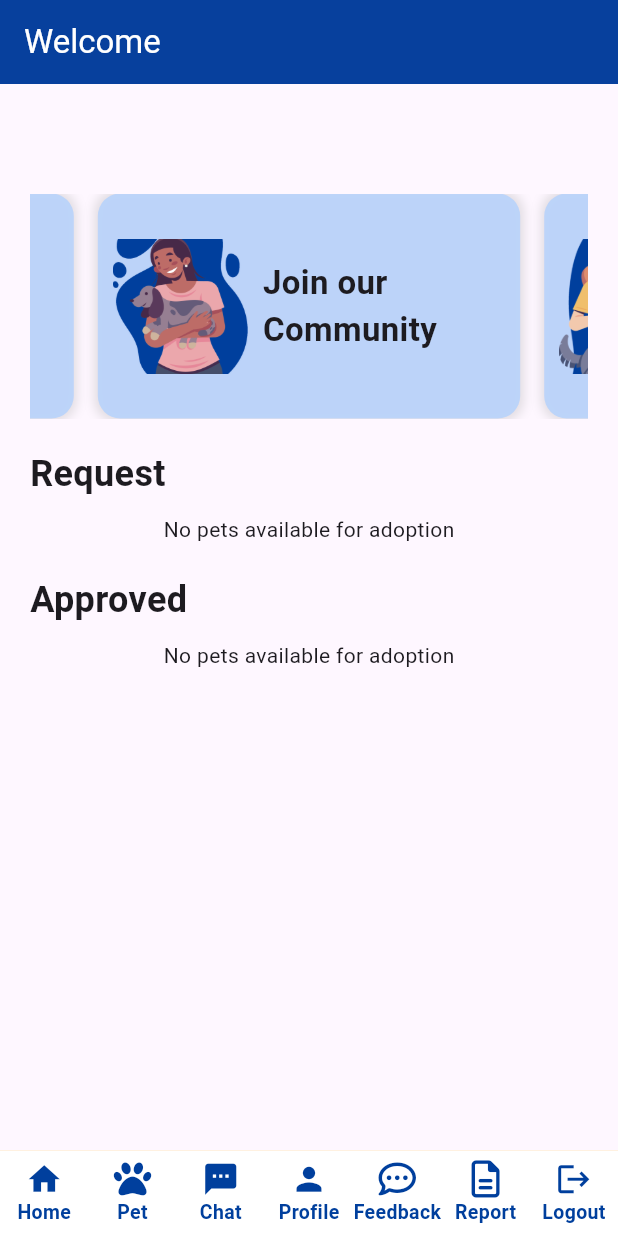
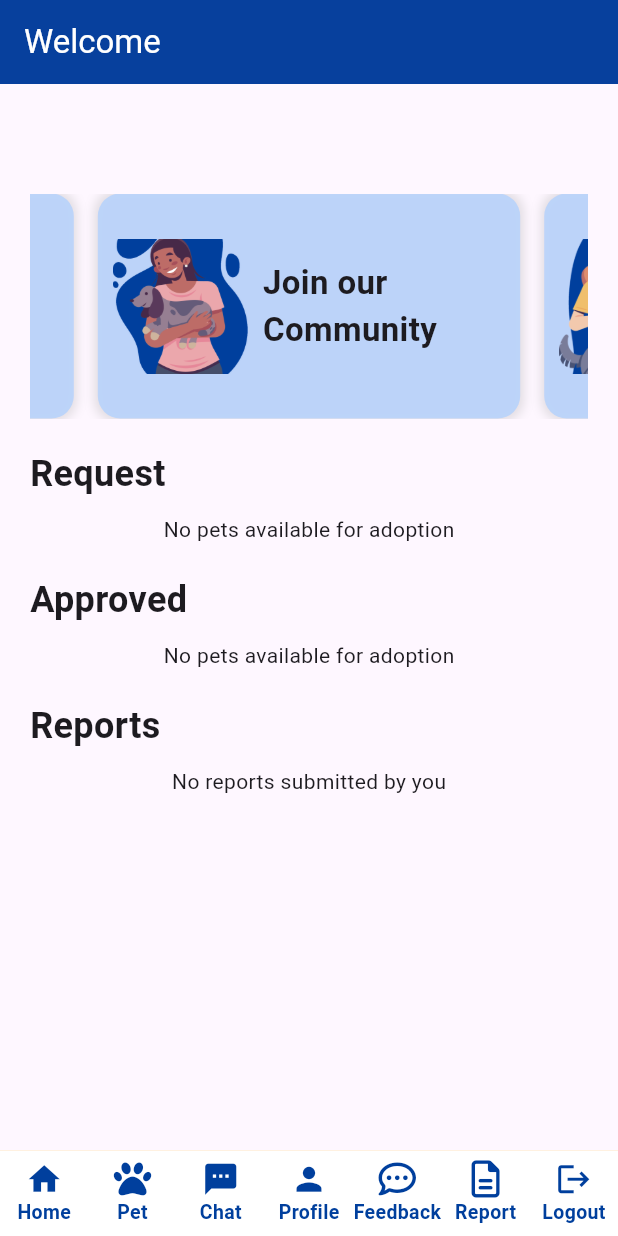
Before and after one commit to xxiimcha/geopaws, a Flutter app: the MainAppwidget screen opened directly, on a phone screen of 412 x 824 dp. Run offline on Flutter 3.47's test engine with Material 3 defaults, Android fonts, the phone set to English and light mode, and no system bars; drawn by our look-alikes of carousel_slider; our stand-ins replace chat_bubbles, cloud_firestore, firebase_auth, firebase_core, firebase_storage, font_awesome_flutter and 2 more; accounts and stored records are empty.

Commit message:
Notification Report

```diff
--- a/lib/bottom.dart
+++ b/lib/bottom.dart
@@ -1,3 +1,5 @@
+import 'package:firebase_auth/firebase_auth.dart';
+import 'package:cloud_firestore/cloud_firestore.dart';
 import 'package:firebase_auth/firebase_auth.dart';
 import 'package:flutter/material.dart';
 import 'package:font_awesome_flutter/font_awesome_flutter.dart';
@@ -121,52 +123,93 @@ class MainAppwidgetfooter extends State<MainAppwidget> {
             unselectedFontSize: 13,
             selectedLabelStyle: const TextStyle(fontWeight: FontWeight.bold),
             unselectedLabelStyle: const TextStyle(fontWeight: FontWeight.bold),
-
-            items: const <BottomNavigationBarItem>[
+            items: [
               BottomNavigationBarItem(
-                icon: Icon(
+                icon: const Icon(
                   Icons.home,
                   size: 25,
                 ),
                 label: 'Home',
               ),
               BottomNavigationBarItem(
-                icon: FaIcon(
+                icon: const FaIcon(
                   FontAwesomeIcons.paw,
                   size: 25,
                 ),
                 label: 'Pet',
               ),
               BottomNavigationBarItem(
-                icon: Icon(
+                icon: const Icon(
                   Icons.sms,
                   size: 25,
                 ),
                 label: 'Chat',
               ),
               BottomNavigationBarItem(
-                icon: Icon(
+                icon: const Icon(
                   Icons.person,
                   size: 25,
                 ),
                 label: 'Profile',
               ),
               BottomNavigationBarItem(
-                icon: FaIcon(
+                icon: const FaIcon(
                   FontAwesomeIcons.commentDots,
                   size: 25,
                 ),
                 label: 'Feedback',
               ),
               BottomNavigationBarItem(
-                icon: FaIcon(
-                  FontAwesomeIcons.fileAlt,
-                  size: 25,
+                icon: Stack(
+                  clipBehavior: Clip.none, // Allows the badge to overflow the icon
+                  children: [
+                    FaIcon(
+                      FontAwesomeIcons.fileAlt,
+                      size: 25,
+                    ),
+                    StreamBuilder<QuerySnapshot>(
+                      stream: FirebaseFirestore.instance
+                          .collection('pet_reports')
+                          .where('status', isNotEqualTo: 'In Progress') // Exclude "In Progress"
+                          .snapshots(),
+                      builder: (context, snapshot) {
+                        if (snapshot.connectionState == ConnectionState.waiting) {
+                          return const SizedBox(); // Show nothing while loading
+                        }
+                        if (!snapshot.hasData || snapshot.data!.docs.isEmpty) {
+                          return const SizedBox(); // Show nothing if no reports
+                        }
+
+                        final count = snapshot.data!.docs.length;
+
+                        return Positioned(
+                          top: -5, // Adjust position to tightly fit the icon
+                          right: -5,
+                          child: Container(
+                            padding: const EdgeInsets.all(4), // Inner padding for the badge
+                            decoration: const BoxDecoration(
+                              color: Colors.red,
+                              shape: BoxShape.circle,
+                            ),
+                            child: Text(
+                              '$count', // Dynamic count from the database
+                              style: const TextStyle(
+                                color: Colors.white,
+                                fontSize: 10, // Small font for the count
+                                fontWeight: FontWeight.bold,
+                              ),
+                              textAlign: TextAlign.center,
+                            ),
+                          ),
+                        );
+                      },
+                    ),
+                  ],
                 ),
-                label: 'Report',  // New Report item
+                label: 'Report',
               ),
               BottomNavigationBarItem(
-                icon: Icon(
+                icon: const Icon(
                   Icons.logout,
                   size: 25,
                 ),
@@ -176,9 +219,10 @@ class MainAppwidgetfooter extends State<MainAppwidget> {
             currentIndex: selectedindex,
             type: BottomNavigationBarType.fixed,
             onTap: onitemtapped,
-            backgroundColor: Colors.transparent, // Set to transparent to see the BottomAppBar color
-            elevation: 0, // Remove top shadow color
+            backgroundColor: Colors.transparent,
+            elevation: 0,
           ),
+
         ),
       ),
     );
--- a/lib/welcome.dart
+++ b/lib/welcome.dart
@@ -90,6 +90,10 @@ class _WelcomePage extends State<WelcomePage> {
               _sectionHeader('Approved'),
               const SizedBox(height: 10),
               _buildRequestSection('Approved'),
+              const SizedBox(height: 20),
+              _sectionHeader('Reports'),
+              const SizedBox(height: 10),
+              _buildReportsSection(),
               const SizedBox(height: 30),
             ],
           ),
@@ -223,6 +227,7 @@ class _WelcomePage extends State<WelcomePage> {
     );
   }
 
+
   Widget _buildRequestCard(
       dynamic data, String fullname, String petId, String uid, String docId, String status) {
     return Container(
@@ -298,4 +303,124 @@ class _WelcomePage extends State<WelcomePage> {
       ),
     );
   }
+
+
+Widget _buildReportsSection() {
+  return StreamBuilder(
+    stream: FirebaseFirestore.instance
+        .collection('pet_reports')
+        .where('user', isEqualTo: user!.email) // Match logged-in user's email
+        .snapshots(),
+    builder: (context, AsyncSnapshot<QuerySnapshot> snapshot) {
+      if (snapshot.connectionState == ConnectionState.waiting) {
+        return const Center(
+          child: CircularProgressIndicator(),
+        );
+      }
+      if (!snapshot.hasData || snapshot.data == null) {
+        return const Center(
+          child: Text('No reports available'),
+        );
+      }
+      final reportData = snapshot.data!.docs;
+      if (reportData.isEmpty) {
+        return const Center(
+          child: Text('No reports submitted by you'),
+        );
+      }
+      return ListView.builder(
+        shrinkWrap: true,
+        physics: const NeverScrollableScrollPhysics(),
+        itemCount: reportData.length,
+        itemBuilder: (context, index) {
+          final report = reportData[index];
+          final petName = report['pet_name'] ?? 'Unknown Pet';
+          final dateLost = report['date_lost'] ?? 'Unknown Date';
+          final status = report['status'] ?? 'Unknown Status';
+          final locationLost = report['location_lost'] ?? 'Unknown Location';
+          final image = report['image'] ?? '';
+
+          return _buildReportCard(
+            petName,
+            dateLost,
+            status,
+            locationLost,
+            image,
+          );
+        },
+      );
+    },
+  );
 }
+
+Widget _buildReportCard(
+  String petName,
+  String dateLost,
+  String status,
+  String locationLost,
+  String image,
+) {
+  return Container(
+    margin: const EdgeInsets.only(top: 8),
+    padding: const EdgeInsets.all(10),
+    decoration: BoxDecoration(
+      color: const Color.fromARGB(255, 225, 237, 255),
+      borderRadius: BorderRadius.circular(15),
+      boxShadow: [
+        BoxShadow(
+          color: Colors.grey.withOpacity(0.2),
+          spreadRadius: 2,
+          blurRadius: 5,
+        )
+      ],
+    ),
+    child: Row(
+      children: [
+        Container(
+          width: 60,
+          height: 60,
+          decoration: BoxDecoration(
+            color: Colors.lightBlue,
+            borderRadius: BorderRadius.circular(10),
+          ),
+          child: ClipRRect(
+            borderRadius: BorderRadius.circular(10),
+            child: Image.network(
+              image,
+              width: 60,
+              height: 60,
+              fit: BoxFit.cover,
+              errorBuilder: (context, error, stackTrace) {
+                return Image.asset('assets/p1.png', width: 60, height: 60);
+              },
+            ),
+          ),
+        ),
+        const SizedBox(width: 10),
+        Expanded(
+          child: Column(
+            crossAxisAlignment: CrossAxisAlignment.start,
+            children: [
+              Text(
+                petName,
+                style: const TextStyle(
+                  fontWeight: FontWeight.bold,
+                  fontSize: 16,
+                ),
+              ),
+              Text('Date Lost: $dateLost'),
+              Text('Location: $locationLost'),
+              Text(
+                'Status: $status',
+                style: TextStyle(
+                  color: status == 'In Progress' ? Colors.orange : Colors.green,
+                ),
+              ),
+            ],
+          ),
+        ),
+      ],
+    ),
+  );
+}
+}
```
